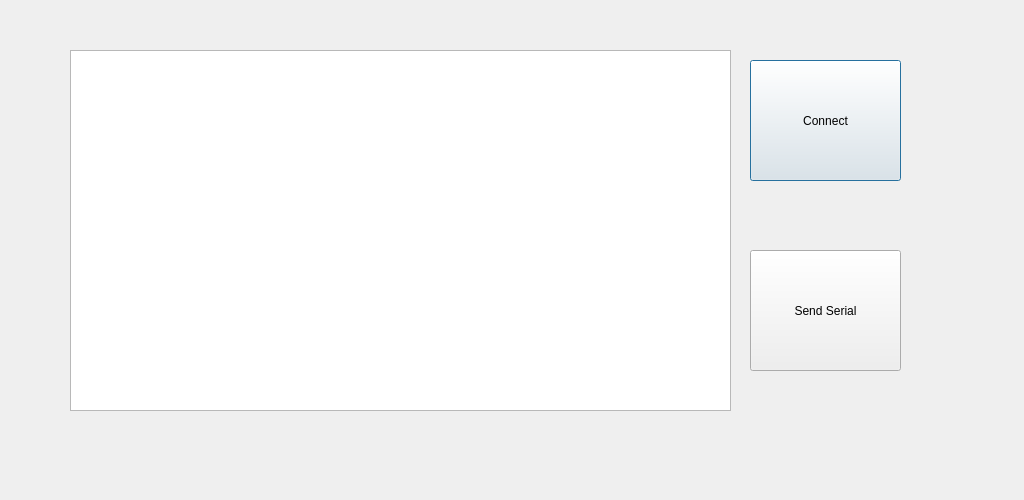
Qt form TCPComms.ui (rmick/Combobulator) before a commit.
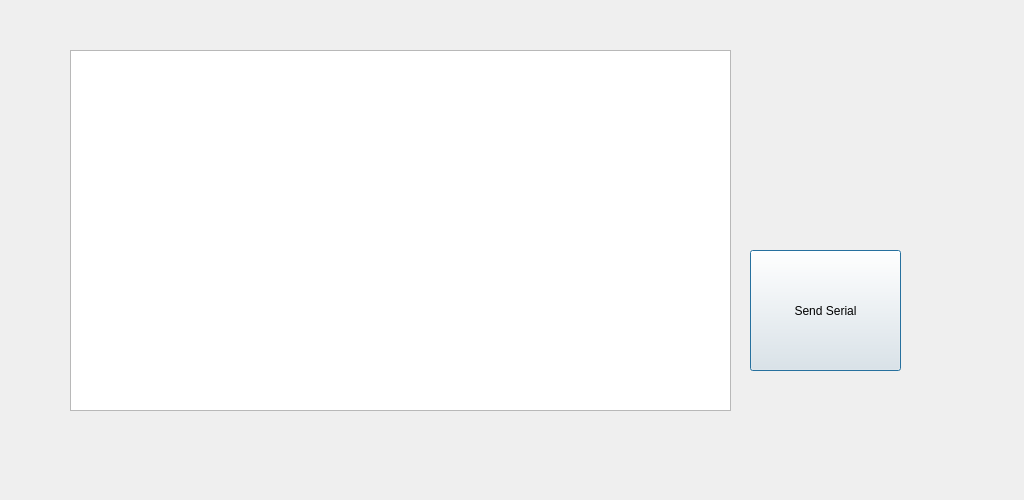
The same form after that commit.

The edit to the form file:
```diff
--- a/TCPComms.ui
+++ b/TCPComms.ui
@@ -13,19 +13,6 @@
   <property name="windowTitle">
    <string>Dialog</string>
   </property>
-  <widget class="QPushButton" name="btn_Connect">
-   <property name="geometry">
-    <rect>
-     <x>750</x>
-     <y>60</y>
-     <width>151</width>
-     <height>121</height>
-    </rect>
-   </property>
-   <property name="text">
-    <string>Connect</string>
-   </property>
-  </widget>
   <widget class="QPushButton" name="btn_Send">
    <property name="geometry">
     <rect>
```
